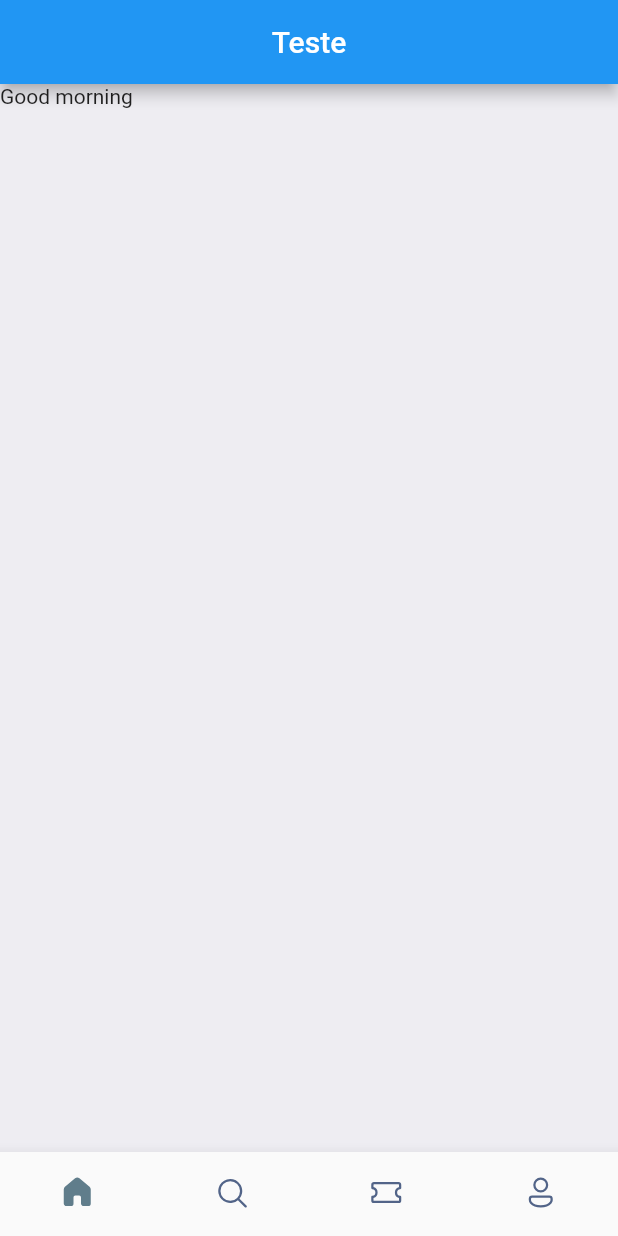
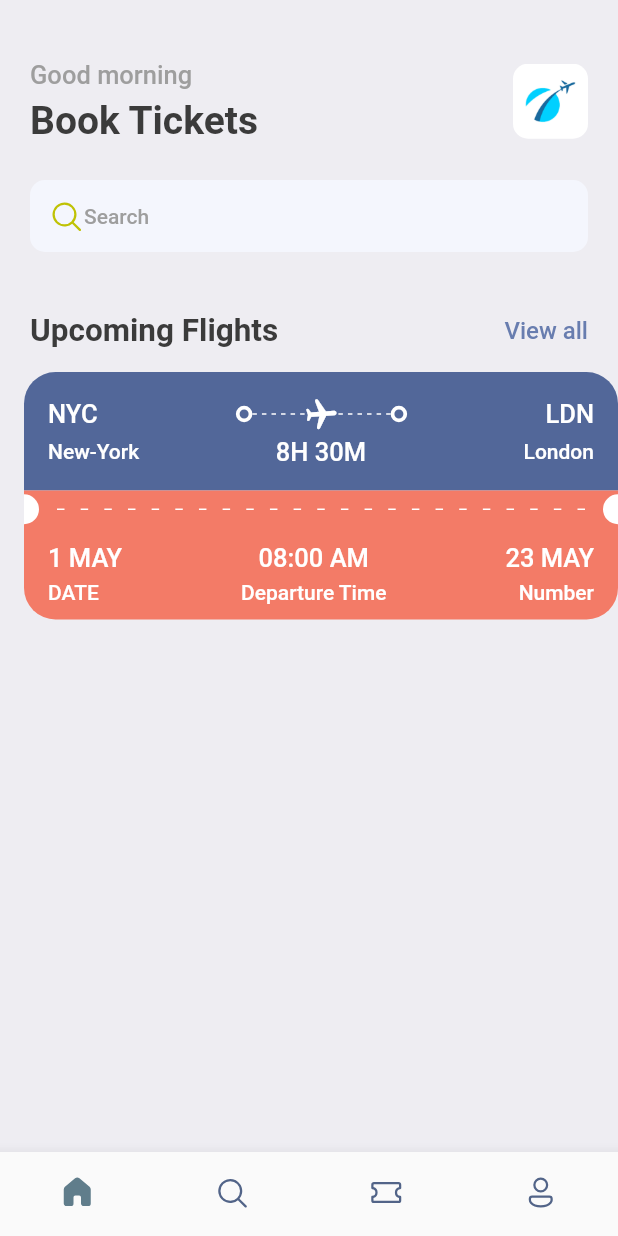
Before and after one commit to uLuccas/BookTickets, a Flutter app: the screen it shows after launch, on a phone screen of 412 x 824 dp. Run offline on Flutter 3.47's test engine with Material 2 defaults, Android fonts, the phone set to English and light mode, and no system bars; our stand-ins replace fluentui_icons, gap.

Commit message:
Card Flights

```diff
--- a/lib/main.dart
+++ b/lib/main.dart
@@ -12,6 +12,7 @@ class MyApp extends StatelessWidget {
   @override
   Widget build(BuildContext context) {
     return MaterialApp(
+      debugShowCheckedModeBanner: false,
       title: 'Flutter Demo',
       theme: ThemeData(
         primarySwatch: Colors.blue,
--- a/lib/screens/bottom_bar.dart
+++ b/lib/screens/bottom_bar.dart
@@ -28,10 +28,6 @@ class _BottomBarState extends State<BottomBar> {
   @override
   Widget build(BuildContext context) {
     return Scaffold(
-      appBar: AppBar(
-        title: const Text("Teste"),
-        centerTitle: true,
-      ),
       body: Center(child: _WidgetOptions[_isSelectedIndex]),
       bottomNavigationBar: BottomNavigationBar(
           onTap: _onItemTapped,
--- a/lib/screens/home_screen.dart
+++ b/lib/screens/home_screen.dart
@@ -1,5 +1,9 @@
+import 'package:booktickets/screens/ticket_view.dart';
+import 'package:booktickets/utils/app_styles.dart';
+import 'package:fluentui_icons/fluentui_icons.dart';
 import 'package:flutter/cupertino.dart';
 import 'package:flutter/material.dart';
+import 'package:gap/gap.dart';
 
 class HomeScreen extends StatelessWidget {
   const HomeScreen({super.key});
@@ -7,18 +11,85 @@ class HomeScreen extends StatelessWidget {
   @override
   Widget build(BuildContext context) {
     return Scaffold(
-      backgroundColor: Color(0xFFeeedf2),
+      backgroundColor: Styles.bgColor,
       body: ListView(
         children: [
           Container(
+            padding: const EdgeInsets.symmetric(horizontal: 20),
             child: Column(
               children: [
+                const Gap(40),
                 Row(
-                  children: [Text("Good morning")],
-                )
+                  mainAxisAlignment: MainAxisAlignment.spaceBetween,
+                  children: [
+                    Column(
+                      crossAxisAlignment: CrossAxisAlignment.start,
+                      children: [
+                        Text(
+                          "Good morning",
+                          style: Styles.headLineStyle3,
+                        ),
+                        const Gap(5),
+                        Text(
+                          "Book Tickets",
+                          style: Styles.headLineStyle,
+                        ),
+                      ],
+                    ),
+                    Container(
+                      height: 50,
+                      width: 50,
+                      decoration: BoxDecoration(
+                          borderRadius: BorderRadius.circular(10),
+                          image: const DecorationImage(
+                              image: AssetImage("assets/images/img_1.png"))),
+                    )
+                  ],
+                ),
+                const Gap(25),
+                Container(
+                  decoration: BoxDecoration(
+                      borderRadius: BorderRadius.circular(10),
+                      color: const Color(0xFFF4F6FD)),
+                  padding:
+                      const EdgeInsets.symmetric(horizontal: 12, vertical: 12),
+                  child: Row(
+                    children: [
+                      const Icon(
+                        FluentSystemIcons.ic_fluent_search_regular,
+                        color: Color(0xffbfc205),
+                      ),
+                      Text(
+                        "Search",
+                        style: Styles.headLineStyle4,
+                      )
+                    ],
+                  ),
+                ),
+                const Gap(40),
+                Row(
+                  mainAxisAlignment: MainAxisAlignment.spaceBetween,
+                  children: [
+                    Text(
+                      "Upcoming Flights",
+                      style: Styles.headLineStyle2,
+                    ),
+                    InkWell(
+                      onTap: () {
+                        print("click in View all");
+                      },
+                      child: Text("View all",
+                          style: Styles.textStyle.copyWith(
+                            color: Styles.primaryColor,
+                          )),
+                    ),
+                  ],
+                ),
               ],
             ),
-          )
+          ),
+          const Gap(15),
+          const TicketView(),
         ],
       ),
     );
--- /dev/null
+++ b/lib/screens/ticket_view.dart
@@ -0,0 +1,240 @@
+import 'package:booktickets/utils/app_layout.dart';
+import 'package:booktickets/utils/app_styles.dart';
+import 'package:booktickets/widget/thick_container.dart';
+import 'package:flutter/material.dart';
+import 'package:gap/gap.dart';
+
+class TicketView extends StatelessWidget {
+  const TicketView({super.key});
+
+  @override
+  Widget build(BuildContext context) {
+    final size = AppLayout.getSize(context);
+    return SizedBox(
+      width: size.width,
+      height: 200,
+      child: Container(
+        margin: const EdgeInsets.only(left: 16),
+        child: Column(mainAxisSize: MainAxisSize.min, children: [
+          //Parte azul do card
+          Container(
+            padding: const EdgeInsets.all(16),
+            decoration: const BoxDecoration(
+                color: Color(0xFF526799),
+                borderRadius: BorderRadius.only(
+                    topLeft: Radius.circular(21),
+                    topRight: Radius.circular(21))),
+            child: Column(
+              children: [
+                Row(
+                  children: [
+                    Text(
+                      "NYC",
+                      style:
+                          Styles.headLineStyle3.copyWith(color: Colors.white),
+                    ),
+                    Expanded(child: Container()),
+                    const ThickContainer(),
+                    Expanded(
+                        child: Container(
+                      child: Stack(
+                        children: [
+                          SizedBox(
+                              height: 24,
+                              child: LayoutBuilder(
+                                builder:
+                                    (BuildContext, BoxConstraints constraints) {
+                                  return Flex(
+                                    direction: Axis.horizontal,
+                                    mainAxisAlignment:
+                                        MainAxisAlignment.spaceBetween,
+                                    children: List.generate(
+                                        (constraints.constrainWidth() / 6)
+                                            .floor(),
+                                        (index) => const SizedBox(
+                                              width: 3,
+                                              height: 1,
+                                              child: DecoratedBox(
+                                                decoration: BoxDecoration(
+                                                    color: Colors.white),
+                                              ),
+                                            )),
+                                  );
+                                },
+                              )),
+                          Center(
+                            child: Transform.rotate(
+                              angle: 1.5,
+                              child: const Icon(
+                                Icons.local_airport_rounded,
+                                color: Colors.white,
+                              ),
+                            ),
+                          )
+                        ],
+                      ),
+                    )),
+                    const ThickContainer(),
+                    Expanded(child: Container()),
+                    Text(
+                      "LDN",
+                      style:
+                          Styles.headLineStyle3.copyWith(color: Colors.white),
+                    ),
+                  ],
+                ),
+                const Gap(3),
+                Row(
+                  mainAxisAlignment: MainAxisAlignment.spaceBetween,
+                  children: [
+                    SizedBox(
+                      width: 100,
+                      child: Text(
+                        'New-York',
+                        style:
+                            Styles.headLineStyle4.copyWith(color: Colors.white),
+                      ),
+                    ),
+                    Text(
+                      '8H 30M',
+                      style:
+                          Styles.headLineStyle3.copyWith(color: Colors.white),
+                    ),
+                    SizedBox(
+                      width: 100,
+                      child: Text(
+                        'London',
+                        textAlign: TextAlign.end,
+                        style:
+                            Styles.headLineStyle4.copyWith(color: Colors.white),
+                      ),
+                    ),
+                  ],
+                ),
+              ],
+            ),
+          ),
+// parte Vermelha do card
+          Container(
+            color: Styles.orangeColor,
+            child: Row(
+              children: [
+                const SizedBox(
+                  height: 20,
+                  width: 10,
+                  child: DecoratedBox(
+                    decoration: BoxDecoration(
+                      color: Colors.white,
+                      borderRadius: BorderRadius.only(
+                          topRight: Radius.circular(10),
+                          bottomRight: Radius.circular(10)),
+                    ),
+                  ),
+                ),
+                Expanded(
+                    child: Padding(
+                  padding: const EdgeInsets.all(12.0),
+                  child: LayoutBuilder(
+                    builder:
+                        (BuildContext context, BoxConstraints constraints) {
+                      return Flex(
+                        mainAxisAlignment: MainAxisAlignment.spaceBetween,
+                        direction: Axis.horizontal,
+                        children: List.generate(
+                            (constraints.constrainWidth() / 15).floor(),
+                            (index) => const SizedBox(
+                                  width: 5,
+                                  height: 1,
+                                  child: DecoratedBox(
+                                      decoration:
+                                          BoxDecoration(color: Colors.white)),
+                                )),
+                      );
+                    },
+                  ),
+                )),
+                const SizedBox(
+                  height: 20,
+                  width: 10,
+                  child: DecoratedBox(
+                    decoration: BoxDecoration(
+                      color: Colors.white,
+                      borderRadius: BorderRadius.only(
+                          topLeft: Radius.circular(10),
+                          bottomLeft: Radius.circular(10)),
+                    ),
+                  ),
+                ),
+              ],
+            ),
+          ),
+          Container(
+            decoration: BoxDecoration(
+              color: Styles.orangeColor,
+              borderRadius: const BorderRadius.only(
+                  bottomLeft: Radius.circular(21),
+                  bottomRight: Radius.circular(21)),
+            ),
+            padding:
+                const EdgeInsets.only(left: 16, top: 10, right: 16, bottom: 10),
+            child: Column(children: [
+              Row(
+                mainAxisAlignment: MainAxisAlignment.spaceBetween,
+                children: [
+                  Column(
+                    crossAxisAlignment: CrossAxisAlignment.start,
+                    children: [
+                      Text(
+                        '1 MAY',
+                        style:
+                            Styles.headLineStyle3.copyWith(color: Colors.white),
+                      ),
+                      const Gap(5),
+                      Text(
+                        'DATE',
+                        style:
+                            Styles.headLineStyle4.copyWith(color: Colors.white),
+                      )
+                    ],
+                  ),
+                  Column(
+                    crossAxisAlignment: CrossAxisAlignment.center,
+                    children: [
+                      Text(
+                        '08:00 AM',
+                        style:
+                            Styles.headLineStyle3.copyWith(color: Colors.white),
+                      ),
+                      const Gap(5),
+                      Text(
+                        'Departure Time',
+                        style:
+                            Styles.headLineStyle4.copyWith(color: Colors.white),
+                      )
+                    ],
+                  ),
+                  Column(
+                    crossAxisAlignment: CrossAxisAlignment.end,
+                    children: [
+                      Text(
+                        '23 MAY',
+                        style:
+                            Styles.headLineStyle3.copyWith(color: Colors.white),
+                      ),
+                      const Gap(5),
+                      Text(
+                        'Number',
+                        style:
+                            Styles.headLineStyle4.copyWith(color: Colors.white),
+                      )
+                    ],
+                  )
+                ],
+              )
+            ]),
+          )
+        ]),
+      ),
+    );
+  }
+}
--- /dev/null
+++ b/lib/utils/app_layout.dart
@@ -0,0 +1,7 @@
+import 'package:flutter/cupertino.dart';
+
+class AppLayout {
+  static getSize(BuildContext context) {
+    return MediaQuery.of(context).size;
+  }
+}
--- /dev/null
+++ b/lib/utils/app_styles.dart
@@ -0,0 +1,21 @@
+import 'package:flutter/material.dart';
+
+Color primary = const Color(0xFF687daf);
+
+class Styles {
+  static Color primaryColor = primary;
+  static Color textColor = const Color(0xff3b3b3b);
+  static Color bgColor = const Color(0xffeeedf2);
+  static Color orangeColor = const Color(0xfff37b67);
+
+  static TextStyle textStyle =
+      TextStyle(fontSize: 16, color: textColor, fontWeight: FontWeight.w500);
+  static TextStyle headLineStyle =
+      TextStyle(fontSize: 26, color: textColor, fontWeight: FontWeight.bold);
+  static TextStyle headLineStyle2 =
+      TextStyle(fontSize: 21, color: textColor, fontWeight: FontWeight.bold);
+  static TextStyle headLineStyle3 = TextStyle(
+      fontSize: 17, color: Colors.grey.shade500, fontWeight: FontWeight.w500);
+  static TextStyle headLineStyle4 = TextStyle(
+      fontSize: 14, color: Colors.grey.shade500, fontWeight: FontWeight.w500);
+}
--- /dev/null
+++ b/lib/widget/thick_container.dart
@@ -0,0 +1,15 @@
+import 'package:flutter/material.dart';
+
+class ThickContainer extends StatelessWidget {
+  const ThickContainer({super.key});
+
+  @override
+  Widget build(BuildContext context) {
+    return Container(
+      padding: const EdgeInsets.all(3.0),
+      decoration: BoxDecoration(
+          borderRadius: BorderRadius.circular(20),
+          border: Border.all(width: 2.5, color: Colors.white)),
+    );
+  }
+}
--- a/pubspec.yaml
+++ b/pubspec.yaml
@@ -37,6 +37,7 @@ dependencies:
   # Use with the CupertinoIcons class for iOS style icons.
   cupertino_icons: ^1.0.2
   fluentui_icons: ^1.0.0
+  gap: ^2.0.1
 
 dev_dependencies:
   flutter_test:
@@ -61,8 +62,8 @@ flutter:
   uses-material-design: true
 
   # To add assets to your application, add an assets section, like this:
-  # assets:
-  #   - images/a_dot_burr.jpeg
+  assets:
+    - assets/images/
   #   - images/a_dot_ham.jpeg
 
   # An image asset can refer to one or more resolution-specific "variants", see
```
Also changed, not shown: assets/images/img.png (added), assets/images/img_1.png (added), assets/images/one.png (added), assets/images/sit.jpg (added), assets/images/three.png (added), assets/images/two.png (added), assets/images/visa.png (added), pubspec.lock.
